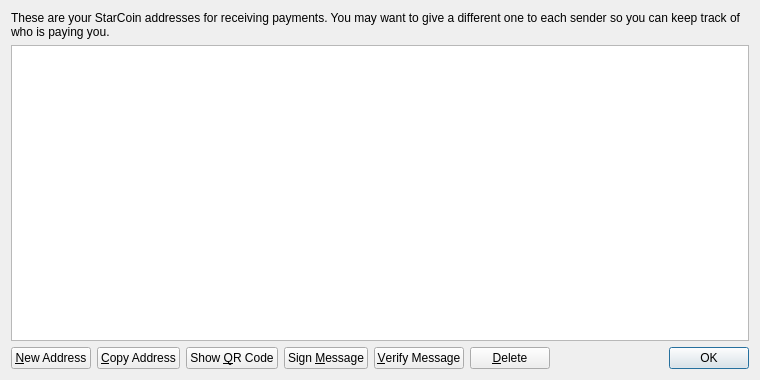
Above: src/qt/forms/addressbookpage.ui from woolongcoin/bsgcoin before the change. Below: the same form after it.
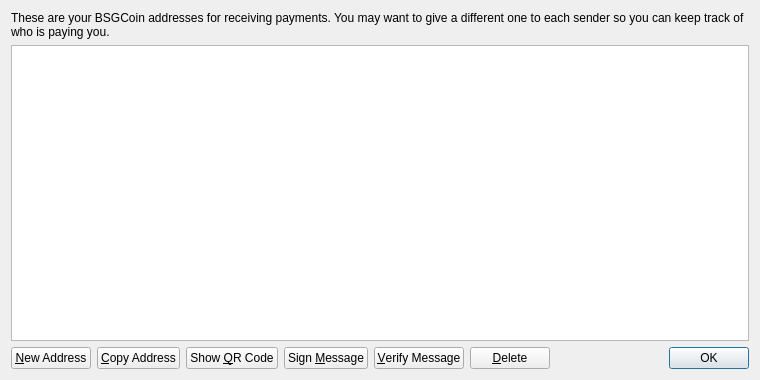
That is the form after the change. Icons and pictures are not drawn.

The edit to the form file:
```diff
--- a/src/qt/forms/addressbookpage.ui
+++ b/src/qt/forms/addressbookpage.ui
@@ -17,7 +17,7 @@
    <item>
     <widget class="QLabel" name="labelExplanation">
      <property name="text">
-      <string>These are your StarCoin addresses for receiving payments. You may want to give a different one to each sender so you can keep track of who is paying you.</string>
+      <string>These are your BSGCoin addresses for receiving payments. You may want to give a different one to each sender so you can keep track of who is paying you.</string>
      </property>
      <property name="textFormat">
       <enum>Qt::PlainText</enum>
```
Left out of the diff: 4 changed lines with no effect on the pictures.
